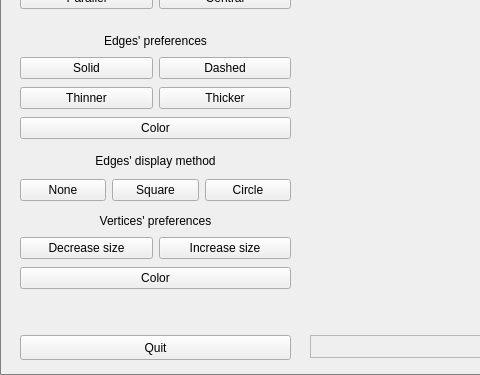
First picture: the form in src/3D_Viewer/mainwindow.ui, repository Ankononenko/s21_3DViewer, before the edit; both pictures show x 0 to 480 and y 425 to 800 of the 1200 by 800 pixel window.
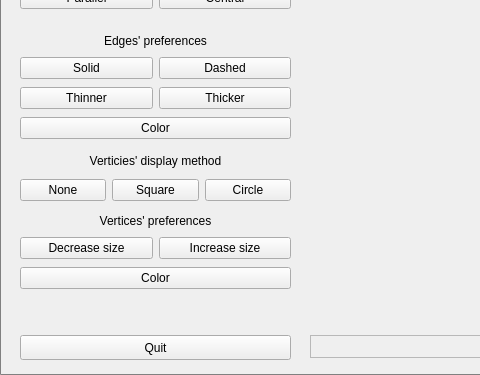
Second picture: the form after the edit. Custom widgets are drawn as their Qt base class.

Commit message: Vertices display method added

```diff
--- a/src/3D_Viewer/mainwindow.ui
+++ b/src/3D_Viewer/mainwindow.ui
@@ -447,7 +447,7 @@
      <item>
       <widget class="QLabel" name="edgesDisplayMethodLabel">
        <property name="text">
-        <string>Edges' display method</string>
+        <string>Verticies' display method</string>
        </property>
        <property name="alignment">
         <set>Qt::AlignCenter</set>
```
The commit also changes 4 other files.
